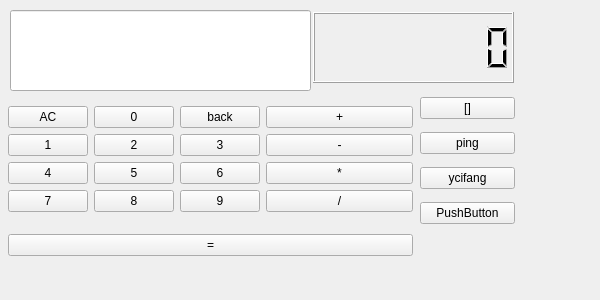
Before: the Qt Designer form widget.ui in Viperyyds/QTwangquan, drawn with Qt 5.
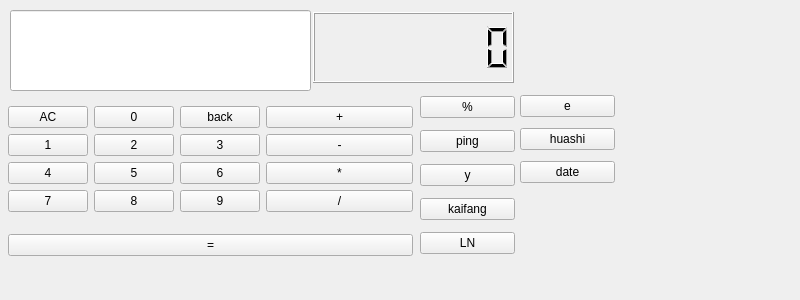
After: the same form once the commit is applied.

Commit message: 计算器进阶任务

The edit to the form file:
```diff
--- a/widget.ui
+++ b/widget.ui
@@ -6,19 +6,19 @@
    <rect>
     <x>0</x>
     <y>0</y>
-    <width>600</width>
+    <width>800</width>
     <height>300</height>
    </rect>
   </property>
   <property name="minimumSize">
    <size>
-    <width>600</width>
+    <width>800</width>
     <height>300</height>
    </size>
   </property>
   <property name="maximumSize">
    <size>
-    <width>600</width>
+    <width>800</width>
     <height>300</height>
    </size>
   </property>
@@ -217,14 +217,14 @@
      <x>420</x>
      <y>90</y>
      <width>95</width>
-     <height>141</height>
+     <height>170</height>
     </rect>
    </property>
    <layout class="QVBoxLayout" name="verticalLayout_5">
     <item>
      <widget class="QPushButton" name="pushButton_11">
       <property name="text">
-       <string>[]</string>
+       <string>%</string>
       </property>
      </widget>
     </item>
@@ -238,14 +238,54 @@
     <item>
      <widget class="QPushButton" name="pushButton_13">
       <property name="text">
-       <string>ycifang</string>
+       <string>y</string>
       </property>
      </widget>
     </item>
     <item>
      <widget class="QPushButton" name="pushButton_14">
       <property name="text">
-       <string>PushButton</string>
+       <string>kaifang</string>
+      </property>
+     </widget>
+    </item>
+    <item>
+     <widget class="QPushButton" name="pushButton_15">
+      <property name="text">
+       <string>LN</string>
+      </property>
+     </widget>
+    </item>
+   </layout>
+  </widget>
+  <widget class="QWidget" name="">
+   <property name="geometry">
+    <rect>
+     <x>520</x>
+     <y>90</y>
+     <width>95</width>
+     <height>100</height>
+    </rect>
+   </property>
+   <layout class="QVBoxLayout" name="verticalLayout_6">
+    <item>
+     <widget class="QPushButton" name="pushButton_16">
+      <property name="text">
+       <string>e</string>
+      </property>
+     </widget>
+    </item>
+    <item>
+     <widget class="QPushButton" name="pushButton_17">
+      <property name="text">
+       <string>huashi</string>
+      </property>
+     </widget>
+    </item>
+    <item>
+     <widget class="QPushButton" name="pushButton_18">
+      <property name="text">
+       <string>date</string>
       </property>
      </widget>
     </item>
```
The commit also changes 2 other files.
